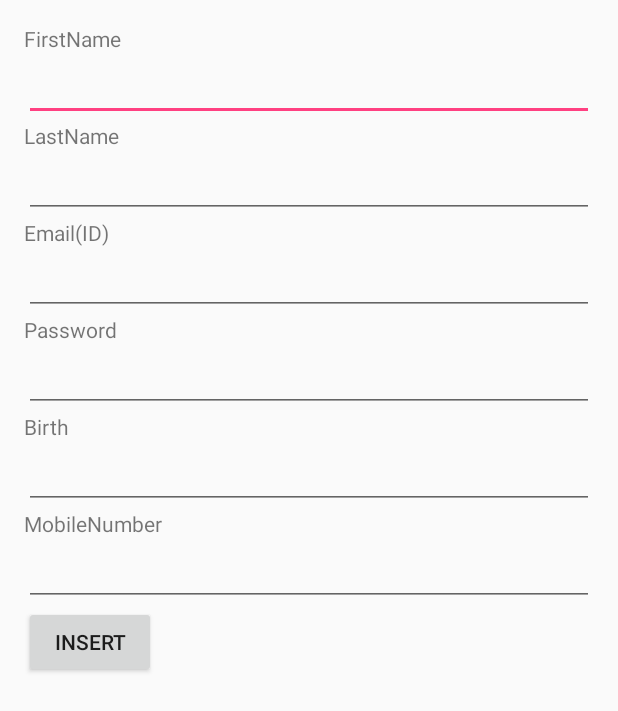
After one commit to Park-Jae-Hyun/Friender_AndroidAPP_FINAL, an Android app: the layout activity_db_mem_res.xml on its own in the app's theme, with its tools: preview values and no code run, on a phone screen of 412 x 824 dp. The commit adds this screen. Shown: the top 711 px of the screen. Run offline under Robolectric (Android 15) with nearby library versions, the light colour scheme and no system bars.

Commit message:
First Merge

```diff
--- a/app/src/main/AndroidManifest.xml
+++ b/app/src/main/AndroidManifest.xml
@@ -13,10 +13,10 @@
         <activity android:name=".MainActivity">
             <intent-filter>
                 <action android:name="android.intent.action.MAIN" />
-
                 <category android:name="android.intent.category.LAUNCHER" />
             </intent-filter>
         </activity>
+        <activity android:name="com.example.jteam.friender.Database_Person"/>
     </application>
 
 </manifest>
--- /dev/null
+++ b/app/src/main/res/layout/activity_db_mem_res.xml
@@ -0,0 +1,90 @@
+<?xml version="1.0" encoding="utf-8"?>
+<LinearLayout xmlns:android="http://schemas.android.com/apk/res/android"
+    xmlns:tools="http://schemas.android.com/tools"
+    android:layout_width="match_parent"
+    android:layout_height="match_parent"
+    android:paddingLeft="@dimen/activity_horizontal_margin"
+    android:paddingRight="@dimen/activity_horizontal_margin"
+    android:orientation="vertical"
+    android:paddingTop="@dimen/activity_vertical_margin"
+    android:paddingBottom="@dimen/activity_vertical_margin"
+    tools:context=".MainActivity">
+
+    <TextView
+        android:layout_width="wrap_content"
+        android:layout_height="wrap_content"
+        android:text="FirstName"
+        android:id="@+id/textView" />
+
+    <EditText
+        android:layout_width="match_parent"
+        android:layout_height="wrap_content"
+        android:id="@+id/first_Name" />
+
+    <TextView
+        android:layout_width="wrap_content"
+        android:layout_height="wrap_content"
+        android:text="LastName"
+        android:id="@+id/textView2" />
+
+    <EditText
+        android:layout_width="match_parent"
+        android:layout_height="wrap_content"
+        android:id="@+id/last_Name" />
+
+    <TextView
+        android:layout_width="wrap_content"
+        android:layout_height="wrap_content"
+        android:text="Email(ID)"
+        android:id="@+id/textView3" />
+
+    <EditText
+        android:layout_width="match_parent"
+        android:layout_height="wrap_content"
+        android:id="@+id/email" />
+
+    <TextView
+        android:layout_width="wrap_content"
+        android:layout_height="wrap_content"
+        android:text="Password"
+        android:id="@+id/textView4" />
+
+    <EditText
+        android:layout_width="match_parent"
+        android:layout_height="wrap_content"
+        android:id="@+id/password" />
+
+    <TextView
+        android:layout_width="wrap_content"
+        android:layout_height="wrap_content"
+        android:text="Birth"
+        android:id="@+id/textView5" />
+
+    <EditText
+        android:layout_width="match_parent"
+        android:layout_height="wrap_content"
+        android:id="@+id/birth" />
+
+    <TextView
+        android:layout_width="wrap_content"
+        android:layout_height="wrap_content"
+        android:text="MobileNumber"
+        android:id="@+id/textView6" />
+
+    <EditText
+        android:layout_width="match_parent"
+        android:layout_height="wrap_content"
+        android:id="@+id/mobile_Number" />
+
+    <Button
+        android:layout_width="wrap_content"
+        android:layout_height="wrap_content"
+        android:text="Insert"
+        android:onClick="insert"
+        android:id="@+id/button" />
+
+    <TextView
+        android:layout_width="wrap_content"
+        android:layout_height="wrap_content"
+        android:id="@+id/result" />
+</LinearLayout>
```
Also changed, not shown: app/src/main/java/com/example/jteam/friender/Database_Person.java (+57 -31 lines), app/src/main/java/com/example/jteam/friender/MainActivity.java (+18 -2 lines), app/src/main/res/layout/activity_actionbar.xml (deleted, +0 -20 lines), app/src/main/res/layout/activity_db_mem_login.xml (added, +47 -0 lines), app/src/main/res/layout/activity_test_db.xml (deleted, +0 -46 lines).
